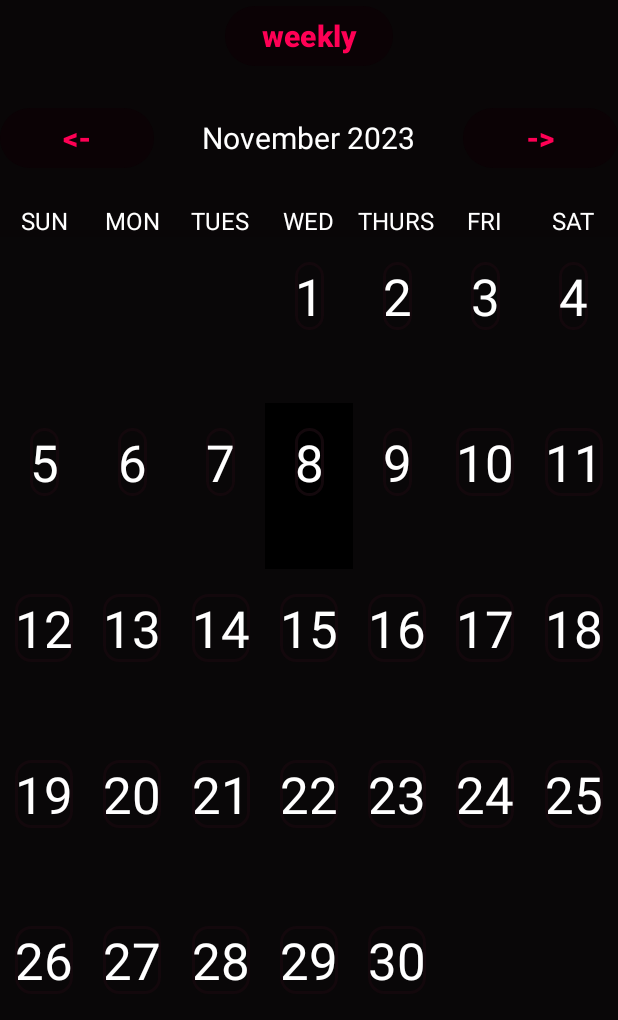
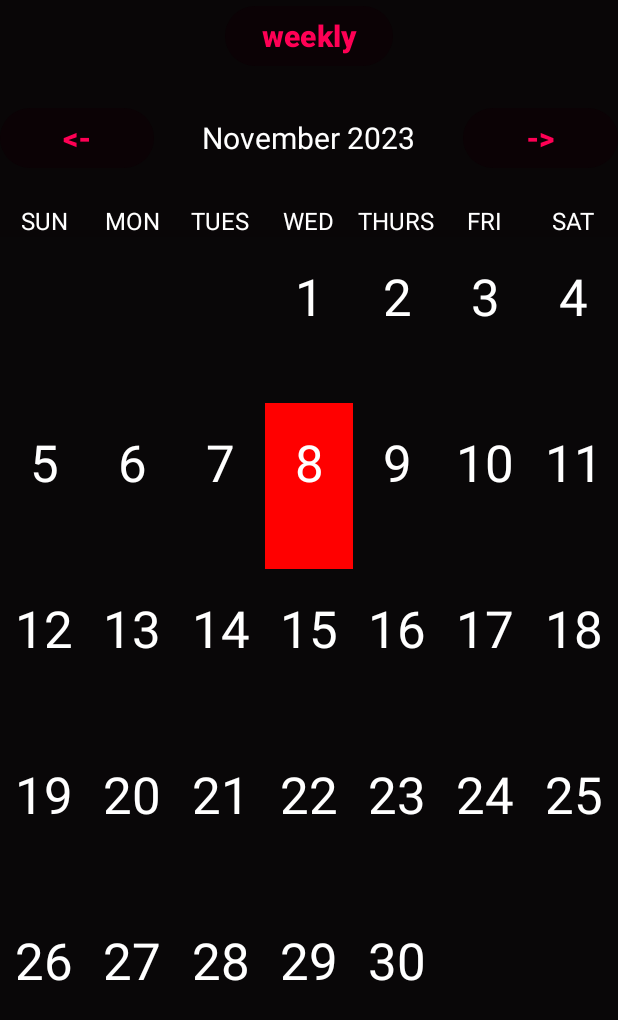
Before and after one commit to Artix67/GetItDoneOrElse, an Android app: the screen it shows after launch (MainActivity), on a phone screen of 412 x 824 dp. Shown: the top 1020 px of the screen. Run offline under Robolectric (Android 15) with nearby library versions, the phone set to English and light mode, and no system bars.

Commit message:
changed color of number highlight box
was black with a black background now its red

```diff
--- a/app/src/main/java/com/example/calendar/CalendarAdapter.java
+++ b/app/src/main/java/com/example/calendar/CalendarAdapter.java
@@ -44,7 +44,7 @@ public class CalendarAdapter extends RecyclerView.Adapter<CalendarViewHolder>{
         {
             holder.dayOfMonth.setText(String.valueOf(date.getDayOfMonth()));
             if (date.equals(CalendarUtilities.selectDate))
-                holder.parentView.setBackgroundColor(Color.BLACK);
+                holder.parentView.setBackgroundColor(Color.RED);
         }
     }
 
--- a/app/src/main/res/layout/calendar_cell.xml
+++ b/app/src/main/res/layout/calendar_cell.xml
@@ -10,8 +10,7 @@
         android:layout_width="wrap_content"
 
         android:layout_height="wrap_content"
-        android:background="@drawable/numberborder"
-        android:text="1"
+        android:text="@string/_1"
         android:textColor="@color/white"
         android:textSize="34sp"
         app:layout_constraintBottom_toBottomOf="parent"
--- a/app/src/main/res/values/strings.xml
+++ b/app/src/main/res/values/strings.xml
@@ -10,4 +10,5 @@
     <string name="fri">FRI</string>
     <string name="sat">SAT</string>
     <string name="november_2023">November 2023</string>
+    <string name="_1">1</string>
 </resources>
```
